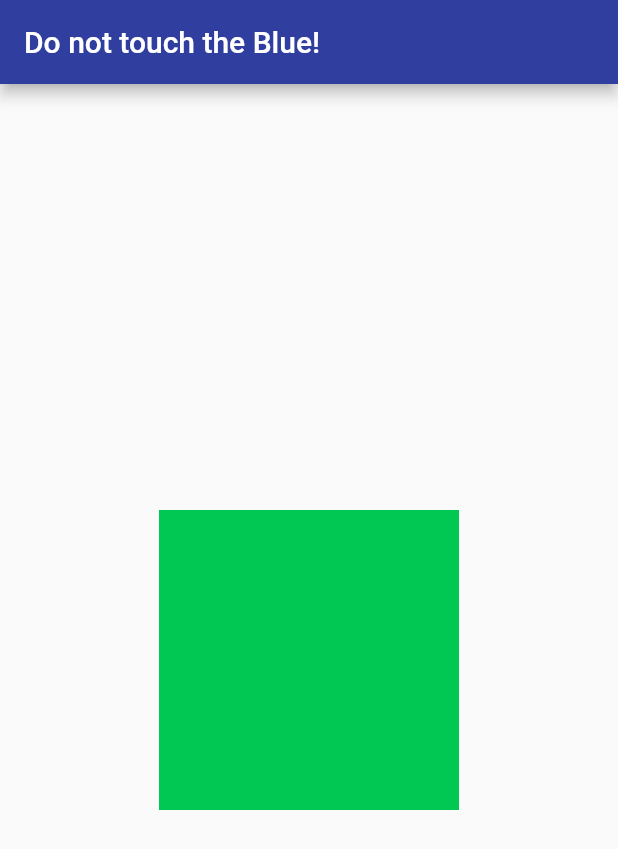
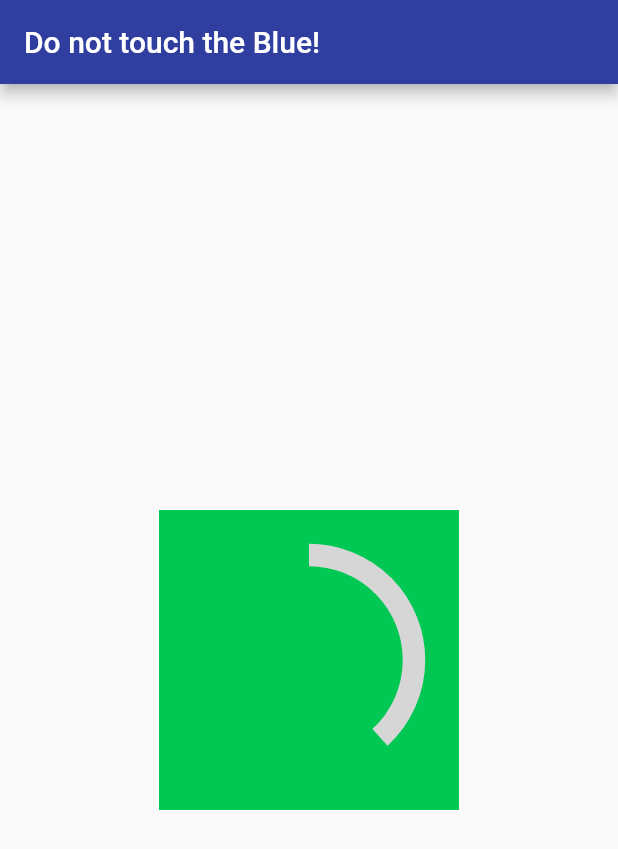
Before and after one commit to SzyAgustin/dont-blue, a Flutter app: the screen it shows after launch, on a phone screen of 412 x 824 dp. Shown: the top 849 px of the screen. Run offline on Flutter 3.47's test engine with Material 2 defaults, Android fonts, the phone set to English and light mode, and no system bars; our stand-ins replace vibration.

Commit message:
no rotation. Also, progress bar with random duration

```diff
--- a/lib/src/animations/box_move_vibrate.dart
+++ b/lib/src/animations/box_move_vibrate.dart
@@ -1,5 +1,6 @@
 import 'package:flutter/material.dart';
 import 'package:vibration/vibration.dart';
+import 'progress_bar.dart';
 import 'dart:math';
 
 class BoxMoveVibrate extends StatefulWidget {
@@ -60,10 +61,19 @@ class _BoxMoveVibrateState extends State<BoxMoveVibrate>
     super.dispose();
   }
 
+  @override
+  void didUpdateWidget(BoxMoveVibrate oldWidget) {
+    setState(() => color = colors[Random().nextInt(colors.length)]);
+    _boxController.reset();
+    _boxController.forward();
+    super.didUpdateWidget(oldWidget);
+  }
+
   onTap() {
+    setState(() => color = colors[Random().nextInt(colors.length)]);
+    Vibration.vibrate(duration: 150);
+    // _boxController.reset();
     _boxController.forward();
-    Vibration.vibrate(duration: 150);
-    setState(() => color = colors[Random().nextInt(colors.length)]);
   }
 
   @override
@@ -74,6 +84,10 @@ class _BoxMoveVibrateState extends State<BoxMoveVibrate>
         height: _boxAnimation.value,
         width: _boxAnimation.value,
         child: AnimatedContainer(
+          child: Padding(
+            padding: EdgeInsets.all(30),
+            child: ProgressBar(),
+          ),
           duration: Duration(
             milliseconds: 250,
           ),
--- a/lib/src/animations/box_rotate.dart
+++ b/lib/src/animations/box_rotate.dart
@@ -1,6 +1,9 @@
 import 'package:flutter/material.dart';
 import 'dart:math';
 import 'box_move_vibrate.dart';
+import '../blocs/bloc.dart';
+
+import 'package:vibration/vibration.dart';
 
 class BoxRotate extends StatefulWidget {
   @override
@@ -17,13 +20,19 @@ class _BoxRotateState extends State<BoxRotate>
     super.initState();
     _rotateController = AnimationController(
       vsync: this,
-      duration: Duration(milliseconds: 100),
+      duration: Duration(milliseconds: 150),
     );
 
-    _rotateAnimation = Tween(begin: 0.0, end: pi / 4).animate(CurvedAnimation(
+    _rotateAnimation = Tween(begin: 0.0, end: pi / 2).animate(CurvedAnimation(
       parent: _rotateController,
-      curve: Curves.easeIn,
+      curve: Curves.decelerate,
     ));
+
+    _rotateAnimation.addStatusListener((status) {
+      if (status == AnimationStatus.completed) {
+        _rotateController.reset();
+      }
+    });
 
     _rotateController.addListener(() {
       setState(() {});
@@ -37,8 +46,8 @@ class _BoxRotateState extends State<BoxRotate>
   }
 
   onTap() {
+    setState(() {});
     _rotateController.forward();
-    setState(() {});
   }
 
   @override
--- /dev/null
+++ b/lib/src/animations/progress_bar.dart
@@ -0,0 +1,71 @@
+import 'package:flutter/material.dart';
+import '../blocs/bloc.dart';
+import 'package:vibration/vibration.dart';
+import 'dart:math';
+
+class ProgressBar extends StatefulWidget {
+  @override
+  _ProgressBarState createState() => _ProgressBarState();
+}
+
+class _ProgressBarState extends State<ProgressBar>
+    with SingleTickerProviderStateMixin {
+  AnimationController _progController;
+  Animation<double> _progAnimation;
+  int finish = 1000;
+
+  @override
+  void initState() {
+    super.initState();
+    _progController = AnimationController(
+      vsync: this,
+      duration: Duration(milliseconds: (1000 + Random().nextInt(38500))),
+    );
+
+    _progAnimation = Tween(begin: 0.0, end: 1.0).animate(CurvedAnimation(
+      parent: _progController,
+      curve: Curves.linear,
+    ));
+
+    _progController.addListener(() {
+      setState(() {});
+    });
+
+    // _progAnimation.addStatusListener((status) {
+    //   if (status == AnimationStatus.completed) {
+    //     _progController.reset();
+    //   }
+
+    //   _progController.forward();
+    // });
+    _progController.forward();
+  }
+
+  @override
+  void didUpdateWidget(ProgressBar oldWidget) {
+    setState(() {
+      finish = (1000 + Random().nextInt(38500));
+      _progController.duration = Duration(milliseconds: finish);
+    });
+    // _progController.
+    _progController.reset();
+    _progController.forward();
+    super.didUpdateWidget(oldWidget);
+  }
+
+  @override
+  void dispose() {
+    _progController.dispose();
+    super.dispose();
+  }
+
+  @override
+  Widget build(BuildContext context) {
+    return CircularProgressIndicator(
+      strokeWidth: 15.0,
+      valueColor: new AlwaysStoppedAnimation<Color>(Colors.grey[350]),
+      value: _progAnimation.value,
+      semanticsLabel: finish.toString(),
+    );
+  }
+}
--- a/lib/src/screens/home.dart
+++ b/lib/src/screens/home.dart
@@ -1,5 +1,5 @@
 import 'package:flutter/material.dart';
-import '../animations/box_rotate.dart';
+import '../animations/box_move_vibrate.dart';
 
 
 class Home extends StatefulWidget {
@@ -19,7 +19,7 @@ class HomeState extends State<Home> {
         title: Text('Do not touch the Blue!'),
       ),
       body: Center(
-        child: BoxRotate(),
+        child: BoxMoveVibrate(),
       ),
     );
   }
```
